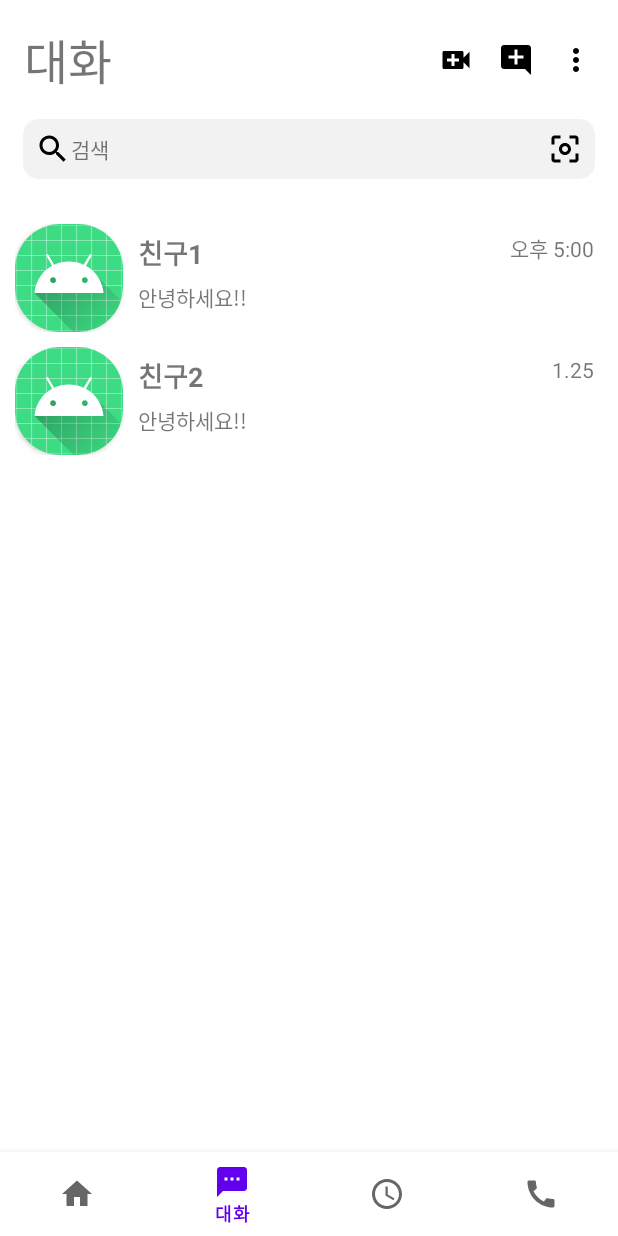
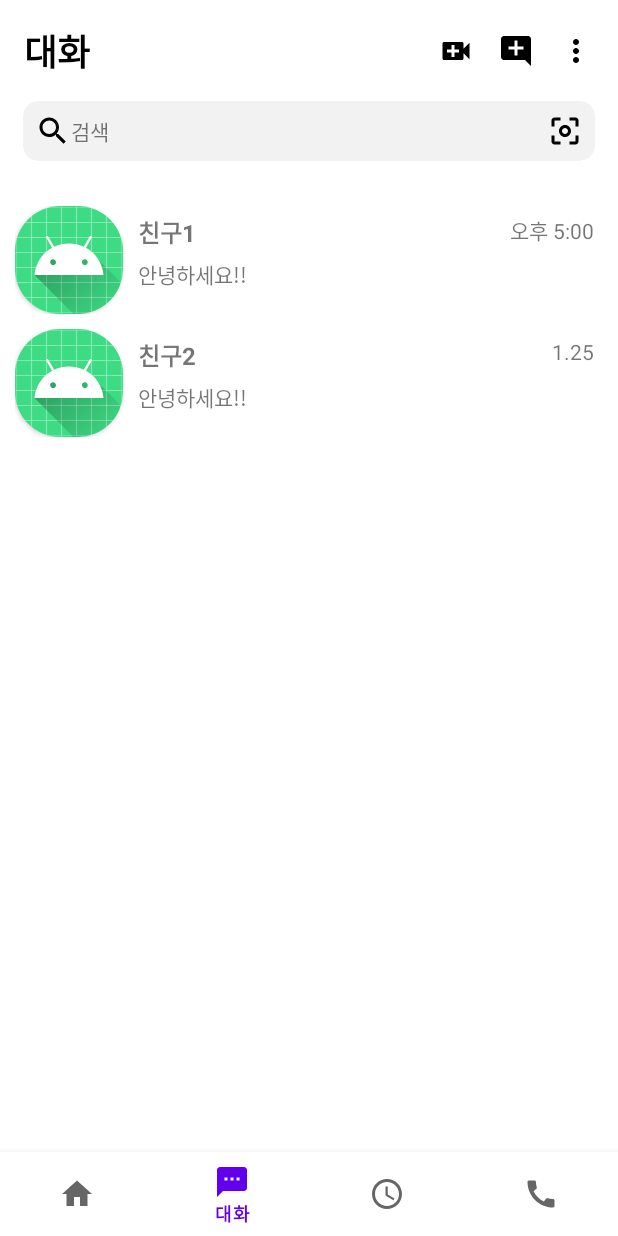
Before and after one commit to eshc123/LineCloneCoding, an Android app: the ConversationFragment screen opened through its navigation route, on a phone screen of 412 x 824 dp. Run offline under Robolectric (Android 15) with nearby library versions, the phone set to English and light mode, and no system bars; our stand-ins replace navigation-ui.

```diff
--- a/app/src/main/res/layout/fragment_conversation.xml
+++ b/app/src/main/res/layout/fragment_conversation.xml
@@ -21,7 +21,9 @@
             android:layout_width="wrap_content"
             android:layout_height="wrap_content"
             android:text="대화"
-            android:textSize="32dp"
+            android:textSize="24dp"
+            android:textStyle="bold"
+            android:textColor="@color/black"
             app:layout_constraintTop_toTopOf="parent"
             app:layout_constraintStart_toStartOf="parent">
 
--- a/app/src/main/res/layout/item_conversation.xml
+++ b/app/src/main/res/layout/item_conversation.xml
@@ -41,7 +41,7 @@
             android:layout_width="wrap_content"
             android:layout_height="wrap_content"
             android:text="정석준"
-            android:textSize="18dp"
+            android:textSize="16dp"
             android:textStyle="bold" />
 
         <TextView
```
